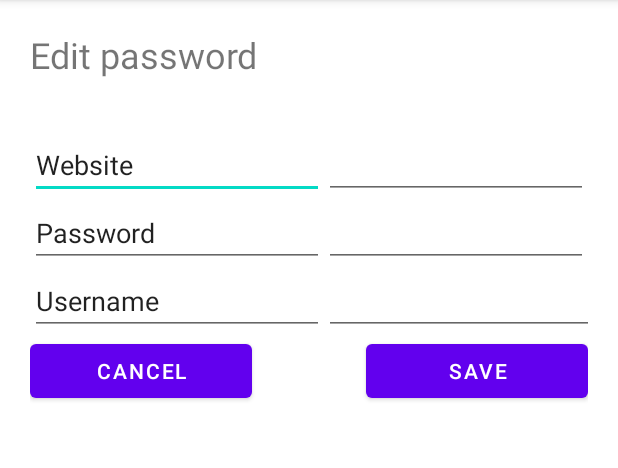
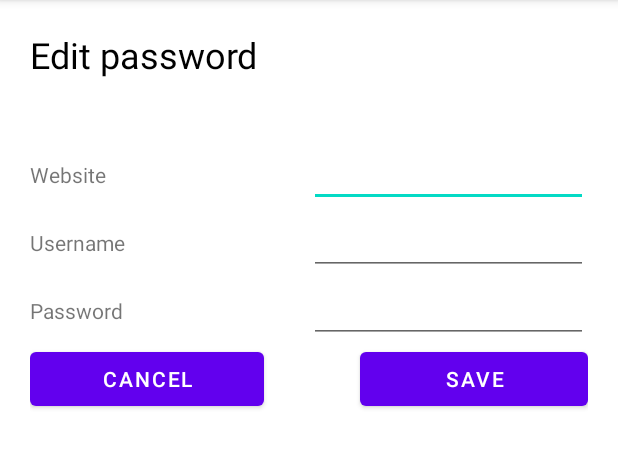
Before and after one commit to novisadvenis/safeshake, an Android app: the EditPassword screen opened directly, with no data from a screen before it, on a phone screen of 412 x 824 dp, the part 84-552 px from its top. Run offline under Robolectric (Android 15) with nearby library versions, the phone set to English and light mode, and no system bars; 3 statements that could not run were skipped.

Commit message:
add and edit function

```diff
--- a/app/src/main/java/com/safeshake3/activity/EditPassword.java
+++ b/app/src/main/java/com/safeshake3/activity/EditPassword.java
@@ -7,17 +7,35 @@ import android.content.Intent;
 import android.os.Bundle;
 import android.view.View;
 import android.widget.Button;
+import android.widget.TextView;
 
 import com.safeshake3.R;
+import com.safeshake3.model.Password;
 
 public class EditPassword extends AppCompatActivity {
+    private TextView website, username, password;
+    private Button cancelBtn, saveBtn;
+    private Password selectedPasswordObject;
 
     @Override
     protected void onCreate(@Nullable Bundle savedInstanceState) {
         super.onCreate(savedInstanceState);
         setContentView(R.layout.activity_edit_password);
-        Button cancelBtn = (Button) findViewById(R.id.editPassword_cancelBtn);
+        website = (TextView) findViewById(R.id.editPassword_website_value);
+        username = (TextView) findViewById(R.id.editPassword_username_value);
+        password = (TextView) findViewById(R.id.editPassword_password_value);
+        cancelBtn = (Button) findViewById(R.id.editPassword_cancelBtn);
+        saveBtn = (Button) findViewById(R.id.editPassword_saveBtn);
 
+        Intent intent = getIntent();
+        selectedPasswordObject = (Password) intent.getSerializableExtra("selectedPasswordObject");
+        String websiteValue = selectedPasswordObject.getWebsite();
+        String usernameValue = selectedPasswordObject.getUsername();
+        String passwordValue = selectedPasswordObject.getPassword();
+
+        website.setText(websiteValue);
+        username.setText(usernameValue);
+        password.setText(passwordValue);
 
         cancelBtn.setOnClickListener(new View.OnClickListener() {
             @Override
@@ -26,6 +44,20 @@ public class EditPassword extends AppCompatActivity {
             }
         });
 
+        saveBtn.setOnClickListener(new View.OnClickListener() {
+            @Override
+            public void onClick(View v) {
+                //todo input check
+                selectedPasswordObject.setWebsite(website.getText().toString());
+                selectedPasswordObject.setUsername(username.getText().toString());
+                selectedPasswordObject.setPassword(password.getText().toString());
+                Password.update(selectedPasswordObject);
+
+                goToVault();
+            }
+        });
+
+
     }
 
     private void goToVault() {
--- a/app/src/main/java/com/safeshake3/activity/ParentActivity.java
+++ b/app/src/main/java/com/safeshake3/activity/ParentActivity.java
@@ -50,6 +50,4 @@ public abstract class ParentActivity  extends AppCompatActivity {
             }
         });
     }
-
-
 }
--- a/app/src/main/java/com/safeshake3/model/AppPassword.java
+++ b/app/src/main/java/com/safeshake3/model/AppPassword.java
@@ -2,7 +2,9 @@ package com.safeshake3.model;
 
 import com.orm.SugarRecord;
 
-public class AppPassword extends SugarRecord {
+import java.io.Serializable;
+
+public class AppPassword extends SugarRecord implements Serializable {
     private String password;
 
 
--- a/app/src/main/res/layout/activity_edit_password.xml
+++ b/app/src/main/res/layout/activity_edit_password.xml
@@ -20,11 +20,15 @@
 
 
             <TextView
-                android:id="@+id/addPassword"
+                android:id="@+id/editPassword"
+                android:layout_width="wrap_content"
+                android:layout_height="wrap_content"
+                android:text="Edit password"
+                android:textColor="@color/black"
+                android:textSize="24sp" />
+            <Space
                 android:layout_width="match_parent"
-                android:layout_height="67dp"
-                android:text="Edit password"
-                android:textSize="24sp" />
+                android:layout_height="40dp" />
 
 
             <LinearLayout
@@ -33,22 +37,19 @@
                 android:orientation="horizontal">
 
 
-                <EditText
-                    android:id="@+id/websiteText"
-                    android:layout_width="196dp"
+                <TextView
+                    android:id="@+id/editPassword_website_label"
+                    android:layout_width="match_parent"
                     android:layout_height="wrap_content"
-                    android:ems="10"
-                    android:inputType="textPersonName"
+                    android:layout_weight="1"
                     android:text="Website" />
 
 
                 <EditText
-                    android:id="@+id/editTextTextPersonName4"
-                    android:layout_width="wrap_content"
+                    android:id="@+id/editPassword_website_value"
+                    android:layout_width="match_parent"
                     android:layout_height="wrap_content"
-                    android:layout_weight="1"
-                    android:ems="10"
-                    android:inputType="textPersonName" />
+                    android:layout_weight="1" />
 
 
             </LinearLayout>
@@ -60,22 +61,18 @@
                 android:orientation="horizontal">
 
 
-                <EditText
-                    android:id="@+id/passwordText"
-                    android:layout_width="196dp"
+                <TextView
+                    android:id="@+id/editPassword_username_label"
+                    android:layout_width="match_parent"
                     android:layout_height="wrap_content"
-                    android:ems="10"
-                    android:inputType="textPersonName"
-                    android:text="Password" />
-
+                    android:layout_weight="1"
+                    android:text="Username" />
 
                 <EditText
-                    android:id="@+id/editTextTextPassword"
-                    android:layout_width="wrap_content"
+                    android:id="@+id/editPassword_username_value"
+                    android:layout_width="match_parent"
                     android:layout_height="wrap_content"
-                    android:layout_weight="1"
-                    android:ems="10"
-                    android:inputType="textPassword" />
+                    android:layout_weight="1" />
             </LinearLayout>
 
 
@@ -85,21 +82,18 @@
                 android:orientation="horizontal">
 
 
-                <EditText
-                    android:id="@+id/usernameText"
-                    android:layout_width="196dp"
+                <TextView
+                    android:id="@+id/editPassword_password_label"
+                    android:layout_width="match_parent"
                     android:layout_height="wrap_content"
-                    android:ems="10"
-                    android:inputType="textPersonName"
-                    android:text="Username" />
-
+                    android:layout_weight="1"
+                    android:text="Password" />
 
                 <EditText
-                    android:id="@+id/editTextTextEmailAddress"
-                    android:layout_width="196dp"
+                    android:id="@+id/editPassword_password_value"
+                    android:layout_width="match_parent"
                     android:layout_height="wrap_content"
-                    android:ems="10"
-                    android:inputType="textEmailAddress" />
+                    android:layout_weight="1" />
             </LinearLayout>
 
 
@@ -113,8 +107,9 @@
 
             <Button
                 android:id="@+id/editPassword_cancelBtn"
-                android:layout_width="148dp"
+                android:layout_width="wrap_content"
                 android:layout_height="wrap_content"
+                android:layout_weight="1"
                 android:text="Cancel" />
 
 
@@ -125,9 +120,10 @@
 
 
             <Button
-                android:id="@+id/saveButton"
-                android:layout_width="148dp"
+                android:id="@+id/editPassword_saveBtn"
+                android:layout_width="wrap_content"
                 android:layout_height="wrap_content"
+                android:layout_weight="1"
                 android:text="Save" />
 
         </LinearLayout>
--- a/app/src/main/res/layout/activity_generator.xml
+++ b/app/src/main/res/layout/activity_generator.xml
@@ -39,7 +39,7 @@
                 android:orientation="horizontal">
 
                 <EditText
-                    android:id="@+id/editTextTextPassword"
+                    android:id="@+id/generator_password_value"
                     android:layout_width="286dp"
                     android:layout_height="48dp"
                     android:ems="10"
--- a/app/src/main/res/layout/activity_setting.xml
+++ b/app/src/main/res/layout/activity_setting.xml
@@ -64,7 +64,6 @@
         <LinearLayout
             android:layout_width="match_parent"
             android:layout_height="wrap_content"
-            android:baselineAligned="false"
             android:orientation="horizontal">
 
             <Button
```
Also changed, not shown: app/src/main/java/com/safeshake3/activity/AddPassword.java (+24 -1 lines), app/src/main/java/com/safeshake3/activity/PasswordActivity.java (+15 -12 lines), app/src/main/java/com/safeshake3/activity/Vault.java (+4 -3 lines), app/src/main/java/com/safeshake3/model/Password.java (+19 -1 lines), app/src/main/res/drawable/password_eye.xml (added, +10 -0 lines), app/src/main/res/layout/activity_add_password.xml (+34 -30 lines), app/src/main/res/layout/activity_password.xml (+12 -4 lines).
